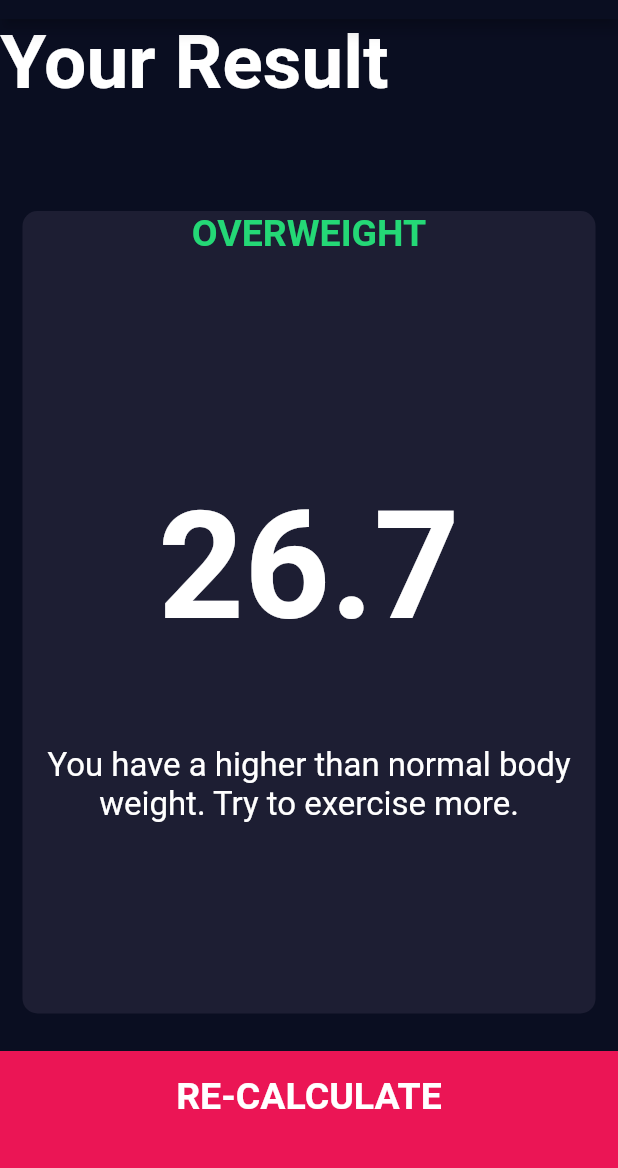
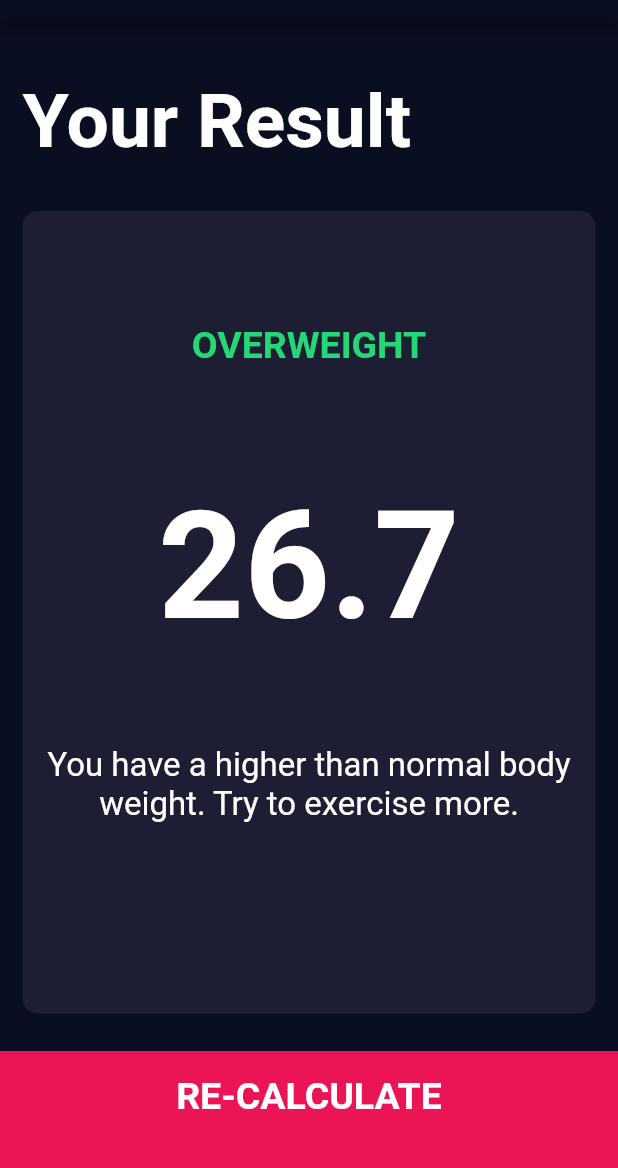
Before and after one commit to n04h/flutter_practice, a Flutter app: the ResultPage screen opened directly, on a phone screen of 412 x 824 dp, the part 65-1233 px from its top. Run offline on Flutter 3.47's test engine with Material 2 defaults, Android fonts, the phone set to English and light mode, and no system bars; our stand-ins replace font_awesome_flutter.

Commit message:
🎨 UI微調整

```diff
--- a/lib/screens/result_page.dart
+++ b/lib/screens/result_page.dart
@@ -15,9 +15,13 @@ class ResultPage extends StatelessWidget {
         crossAxisAlignment: CrossAxisAlignment.stretch,
         children: <Widget>[
           Expanded(
+            child: Container(
+              padding: EdgeInsets.all(15),
+              alignment: FractionalOffset.bottomLeft,
               child: Text(
                 'Your Result',
                 style: kTitleTextStyle,
+              ),
             ),
           ),
           Expanded(
@@ -29,9 +33,11 @@ class ResultPage extends StatelessWidget {
                 crossAxisAlignment: CrossAxisAlignment.center,
                 children: <Widget>[
                   Expanded(
+                    child: Center(
                       child: Text(
                         'OVERWEIGHT',
                         style: kResultTextStyle,
+                      ),
                     ),
                   ),
                   Expanded(
```
Lines whose indentation alone changed are shown as unchanged.
